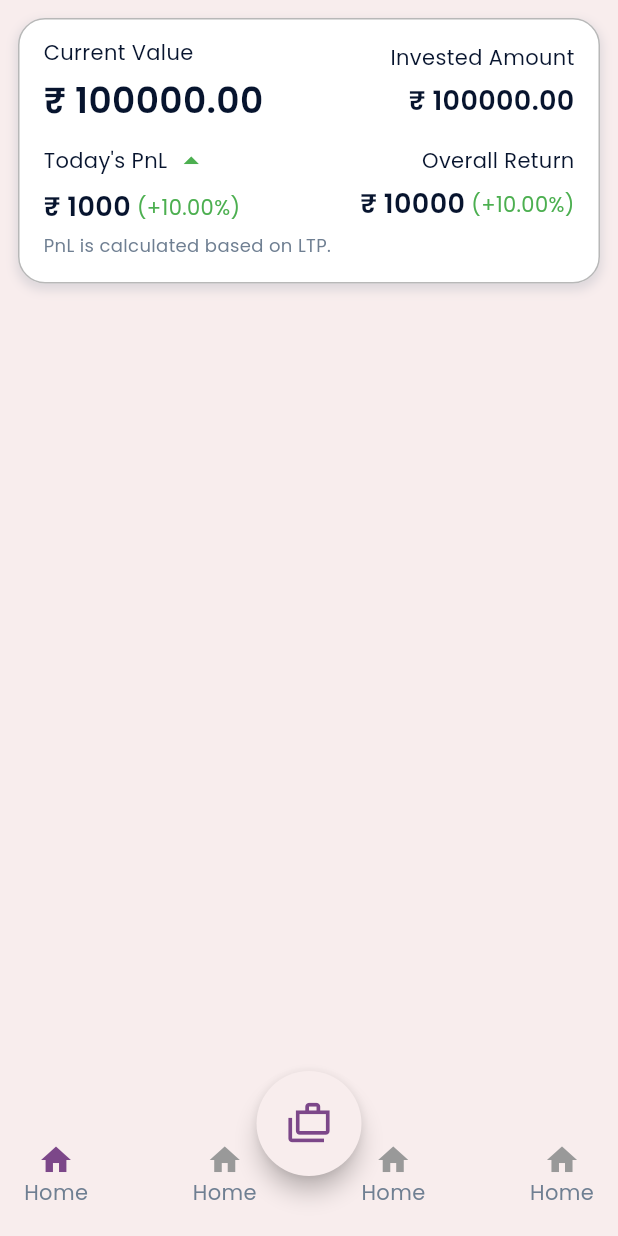
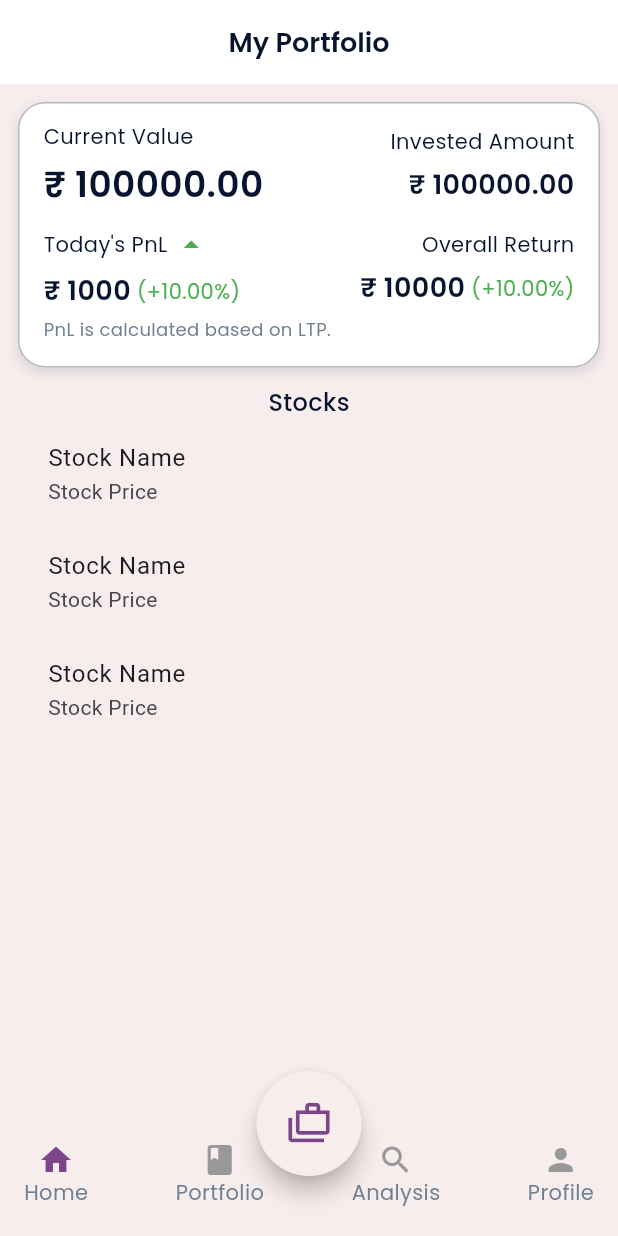
Before and after one commit to chiragsahu/portfolio_plus, a Flutter app: the screen it shows after launch, on a phone screen of 412 x 824 dp. Run offline on Flutter 3.47's test engine with Material 3 defaults, Android fonts, the phone set to English and light mode, and no system bars; our stand-ins replace flutter_riverpod, google_fonts, nb_utils, riverpod_annotation; generated files the repository leaves out were written again.

Commit message:
working on home screen ui

```diff
--- /dev/null
+++ b/lib/components/custom_app_bar.dart
@@ -0,0 +1,45 @@
+import 'package:flutter/material.dart';
+import 'package:portfolio_plus/utils/colors.dart';
+import 'package:portfolio_plus/utils/ts.dart';
+
+class CustomAppBar extends StatelessWidget implements PreferredSizeWidget {
+  final String title;
+  final bool isCenterTitle;
+  final bool isBackButton;
+  final double height;
+
+  const CustomAppBar({
+    super.key,
+    required this.title,
+    this.isCenterTitle = true,
+    this.isBackButton = true,
+    this.height = 48.0,
+  });
+
+  @override
+  Size get preferredSize => Size.fromHeight(height);
+
+  @override
+  Widget build(BuildContext context) {
+    return AppBar(
+      title: Text(
+        title,
+        style: Ts.semiBold18(AppColors.black),
+      ),
+      centerTitle: isCenterTitle,
+      backgroundColor: Colors.white,
+      elevation: 0,
+      leading: isBackButton
+          ? IconButton(
+              icon: Icon(
+                Icons.arrow_back_ios,
+                color: Colors.black,
+              ),
+              onPressed: () {
+                Navigator.pop(context);
+              },
+            )
+          : null,
+    );
+  }
+}
--- a/lib/modules/dashboard/view/dashboard_screen.dart
+++ b/lib/modules/dashboard/view/dashboard_screen.dart
@@ -1,6 +1,10 @@
 import 'package:flutter/material.dart';
 import 'package:flutter_riverpod/flutter_riverpod.dart';
+import 'package:nb_utils/nb_utils.dart';
+import 'package:portfolio_plus/components/custom_app_bar.dart';
 import 'package:portfolio_plus/modules/dashboard/view/portfolio_widget.dart';
+import 'package:portfolio_plus/utils/colors.dart';
+import 'package:portfolio_plus/utils/ts.dart';
 
 class DashboardScreen extends ConsumerStatefulWidget {
   const DashboardScreen({super.key});
@@ -14,8 +18,32 @@ class _DashboardScreenState extends ConsumerState<DashboardScreen> {
   @override
   Widget build(BuildContext context) {
     return Column(
+      mainAxisAlignment: MainAxisAlignment.start,
+      crossAxisAlignment: CrossAxisAlignment.start,
       children: [
+        CustomAppBar(
+          title: 'My Portfolio',
+          isBackButton: false,
+        ),
         const PortfolioWidget(),
+        Column(
+          children: [
+            Text(
+              "Stocks",
+              style: Ts.medium16(AppColors.black),
+            ),
+            ListView.builder(
+              shrinkWrap: true,
+              itemCount: 5,
+              itemBuilder: (context, index) {
+                return ListTile(
+                  title: Text("Stock Name"),
+                  subtitle: Text("Stock Price"),
+                );
+              },
+            ).withHeight(200),
+          ],
+        ).paddingSymmetric(horizontal: 16)
       ],
     );
   }
--- a/lib/modules/homepage/view/home_page_screen.dart
+++ b/lib/modules/homepage/view/home_page_screen.dart
@@ -1,6 +1,8 @@
 import 'package:flutter/material.dart';
 import 'package:flutter_riverpod/flutter_riverpod.dart';
+import 'package:nb_utils/nb_utils.dart';
 import 'package:portfolio_plus/utils/colors.dart';
+import 'package:portfolio_plus/utils/custom_extensions.dart';
 import 'package:portfolio_plus/utils/ts.dart';
 
 import '../../dashboard/view/dashboard_screen.dart';
@@ -9,11 +11,14 @@ import '../../profile/view/profile_screen.dart';
 import '../provider/bottomnav_ctrl.dart';
 
 class CustomBottomNavBarItem extends StatelessWidget {
-  final IconData icon;
+  final IconData? icon;
   final bool isSelected;
   final String label;
   const CustomBottomNavBarItem(
-      {super.key, required this.icon, required this.label, this.isSelected = false});
+      {super.key,
+      required this.icon,
+      required this.label,
+      this.isSelected = false});
 
   @override
   Widget build(BuildContext context) {
@@ -23,6 +28,7 @@ class CustomBottomNavBarItem extends StatelessWidget {
           icon,
           color: isSelected ? AppColors.primaryColor : AppColors.grey2,
         ),
+        // icon,
         Text(
           label,
           style: Ts.regular14(AppColors.grey),
@@ -38,19 +44,19 @@ class HomePageScreen extends ConsumerWidget {
   final bottomNavigationBarItems = const [
     BottomNavigationBarItem(
       icon: Icon(Icons.home),
-      label: '',
+      label: 'Home',
+    ),
+    BottomNavigationBarItem(
+      icon: Icon(Icons.book),
+      label: 'Portfolio',
     ),
     BottomNavigationBarItem(
       icon: Icon(Icons.search),
-      label: '',
-    ),
-    BottomNavigationBarItem(
-      icon: Icon(Icons.search),
-      label: '',
+      label: 'Analysis',
     ),
     BottomNavigationBarItem(
       icon: Icon(Icons.person),
-      label: '',
+      label: 'Profile',
     ),
   ];
 
@@ -96,12 +102,24 @@ class HomePageScreen extends ConsumerWidget {
           child: Row(
             mainAxisAlignment: MainAxisAlignment.spaceBetween,
             mainAxisSize: MainAxisSize.max,
-            children: [
-             const CustomBottomNavBarItem(icon: Icons.home, label: 'Home', isSelected: true),
-             const CustomBottomNavBarItem(icon: Icons.home, label: 'Home', isSelected: false),
-             const CustomBottomNavBarItem(icon: Icons.home, label: 'Home', isSelected: false),
-             const CustomBottomNavBarItem(icon: Icons.home, label: 'Home', isSelected: false),
-            ],
+            // children: [
+            //  const CustomBottomNavBarItem(icon: Icons.home, label: 'Home', isSelected: true),
+            //  const CustomBottomNavBarItem(icon: Icons.home, label: 'Home', isSelected: false),
+            //  const CustomBottomNavBarItem(icon: Icons.home, label: 'Home', isSelected: false),
+            //  const CustomBottomNavBarItem(icon: Icons.home, label: 'Home', isSelected: false),
+            // ],
+            children: bottomNavigationBarItems
+                .asMap()
+                .entries
+                .map((e) => CustomBottomNavBarItem(
+                      icon: (e.value.icon as Icon).icon,
+                      label: e.value.label.value(),
+                      isSelected: e.key == bottomNavProvider.index,
+                    ).onTap(() {
+                      ref.read(bottomNavStateProvider.notifier).updateBottomBar(
+                          PageModel(NavigationBarEvent.values[e.key], e.key));
+                    }))
+                .toList(),
           ),
         ),
         extendBody: true,
--- /dev/null
+++ b/lib/utils/custom_extensions.dart
@@ -0,0 +1,11 @@
+extension StringExtension on String {
+  String capitalize() {
+    return "${this[0].toUpperCase()}${this.substring(1)}";
+  }
+}
+
+extension NullStringExtension on String? {
+  String value() {
+    return this ?? '';
+  }
+}
--- a/pubspec.yaml
+++ b/pubspec.yaml
@@ -36,7 +36,7 @@ dependencies:
   # The following adds the Cupertino Icons font to your application.
   # Use with the CupertinoIcons class for iOS style icons.
   cupertino_icons: ^1.0.6
-  nb_utils: ^7.0.3
+  nb_utils: ^7.0.7
   google_fonts: ^6.2.1
   flutter_riverpod: ^2.5.1
   riverpod_annotation: ^2.3.5
```
